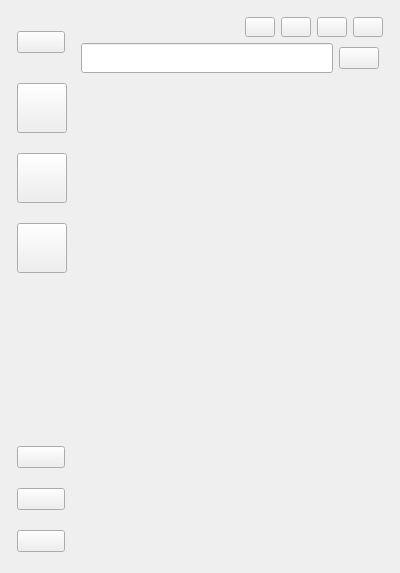
Old version of the form mainwindow.ui in the repository MudRocksHammer/QICQ.
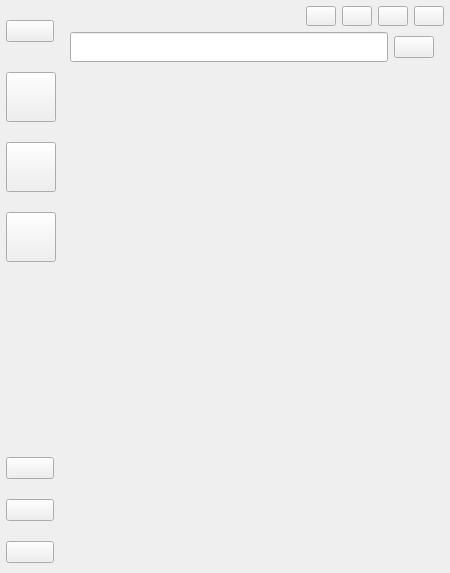
New version of the form. Custom widgets are drawn as their Qt base class.

What changed in the file:
```diff
--- a/mainwindow.ui
+++ b/mainwindow.ui
@@ -6,13 +6,13 @@
    <rect>
     <x>0</x>
     <y>0</y>
-    <width>400</width>
+    <width>450</width>
     <height>573</height>
    </rect>
   </property>
   <property name="minimumSize">
    <size>
-    <width>300</width>
+    <width>350</width>
     <height>500</height>
    </size>
   </property>
@@ -29,6 +29,18 @@
    <string>QICQ</string>
   </property>
   <layout class="QHBoxLayout" name="horizontalLayout_7">
+   <property name="leftMargin">
+    <number>0</number>
+   </property>
+   <property name="topMargin">
+    <number>0</number>
+   </property>
+   <property name="rightMargin">
+    <number>0</number>
+   </property>
+   <property name="bottomMargin">
+    <number>0</number>
+   </property>
    <item>
     <layout class="QHBoxLayout" name="horizontalLayout_3">
      <property name="spacing">
@@ -233,7 +245,7 @@
       <widget class="QWidget" name="widget_2" native="true">
        <property name="maximumSize">
         <size>
-         <width>400</width>
+         <width>167756</width>
          <height>16777215</height>
         </size>
        </property>
@@ -329,6 +341,11 @@
          </layout>
         </item>
         <item>
+         <layout class="QHBoxLayout" name="horizontalLayout_9">
+          <property name="spacing">
+           <number>0</number>
+          </property>
+          <item>
          <layout class="QVBoxLayout" name="verticalLayout_2">
           <property name="leftMargin">
            <number>0</number>
@@ -337,7 +354,7 @@
            <number>0</number>
           </property>
           <property name="rightMargin">
-           <number>0</number>
+             <number>5</number>
           </property>
           <property name="bottomMargin">
            <number>0</number>
@@ -351,6 +368,27 @@
              <number>10</number>
             </property>
             <item>
+               <widget class="QWidget" name="widget_5" native="true">
+                <property name="maximumSize">
+                 <size>
+                  <width>380</width>
+                  <height>16777215</height>
+                 </size>
+                </property>
+                <layout class="QHBoxLayout" name="horizontalLayout_10">
+                 <property name="leftMargin">
+                  <number>0</number>
+                 </property>
+                 <property name="topMargin">
+                  <number>0</number>
+                 </property>
+                 <property name="rightMargin">
+                  <number>0</number>
+                 </property>
+                 <property name="bottomMargin">
+                  <number>0</number>
+                 </property>
+                 <item>
              <widget class="IconEdit" name="search_edit">
               <property name="minimumSize">
                <size>
@@ -374,12 +412,21 @@
              </widget>
             </item>
            </layout>
+               </widget>
+              </item>
+             </layout>
           </item>
           <item>
            <widget class="AnimationStackedWidget" name="stackedWidget">
+              <property name="minimumSize">
+               <size>
+                <width>150</width>
+                <height>0</height>
+               </size>
+              </property>
             <property name="maximumSize">
              <size>
-              <width>400</width>
+                <width>395</width>
               <height>16777215</height>
              </size>
             </property>
@@ -390,6 +437,12 @@
              <number>0</number>
             </property>
             <widget class="QWidget" name="page">
+               <property name="maximumSize">
+                <size>
+                 <width>400</width>
+                 <height>16777215</height>
+                </size>
+               </property>
              <layout class="QVBoxLayout" name="verticalLayout_5">
               <property name="leftMargin">
                <number>0</number>
@@ -405,12 +458,24 @@
               </property>
               <item>
                <widget class="QWidget" name="widget_4" native="true">
+                  <property name="maximumSize">
+                   <size>
+                    <width>400</width>
+                    <height>16777215</height>
+                   </size>
+                  </property>
                 <layout class="QVBoxLayout" name="verticalLayout_8"/>
                </widget>
               </item>
              </layout>
             </widget>
             <widget class="QWidget" name="page_2">
+               <property name="maximumSize">
+                <size>
+                 <width>400</width>
+                 <height>16777215</height>
+                </size>
+               </property>
              <layout class="QHBoxLayout" name="horizontalLayout_8">
               <property name="leftMargin">
                <number>0</number>
@@ -426,6 +491,12 @@
               </property>
               <item>
                <widget class="QWidget" name="widget_3" native="true">
+                  <property name="maximumSize">
+                   <size>
+                    <width>400</width>
+                    <height>16777215</height>
+                   </size>
+                  </property>
                 <layout class="QVBoxLayout" name="verticalLayout_6">
                  <property name="leftMargin">
                   <number>0</number>
@@ -448,11 +519,20 @@
           </item>
          </layout>
         </item>
-       </layout>
-      </widget>
-     </item>
      <item>
-      <layout class="QVBoxLayout" name="verticalLayout_3"/>
+           <layout class="QVBoxLayout" name="verticalLayout_3">
+            <property name="spacing">
+             <number>0</number>
+            </property>
+            <property name="rightMargin">
+             <number>1</number>
+            </property>
+           </layout>
+          </item>
+         </layout>
+        </item>
+       </layout>
+      </widget>
      </item>
     </layout>
    </item>
```
Lines whose indentation alone changed are shown as unchanged.
